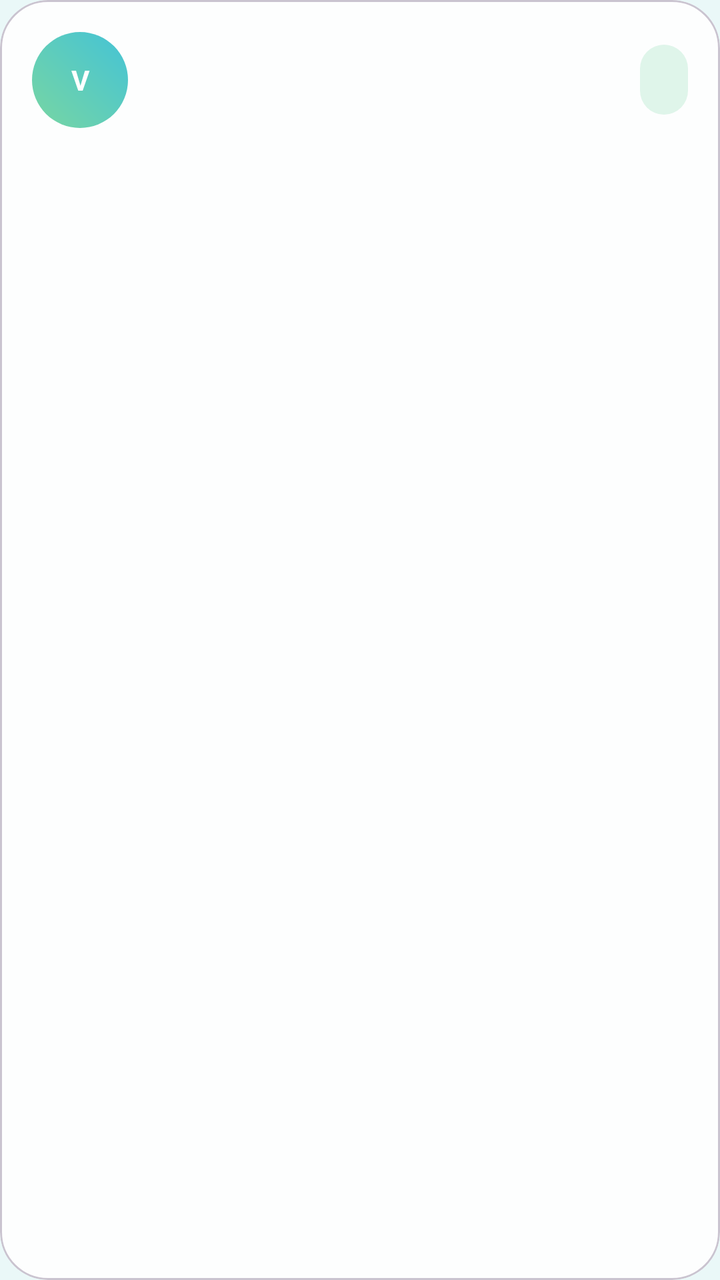
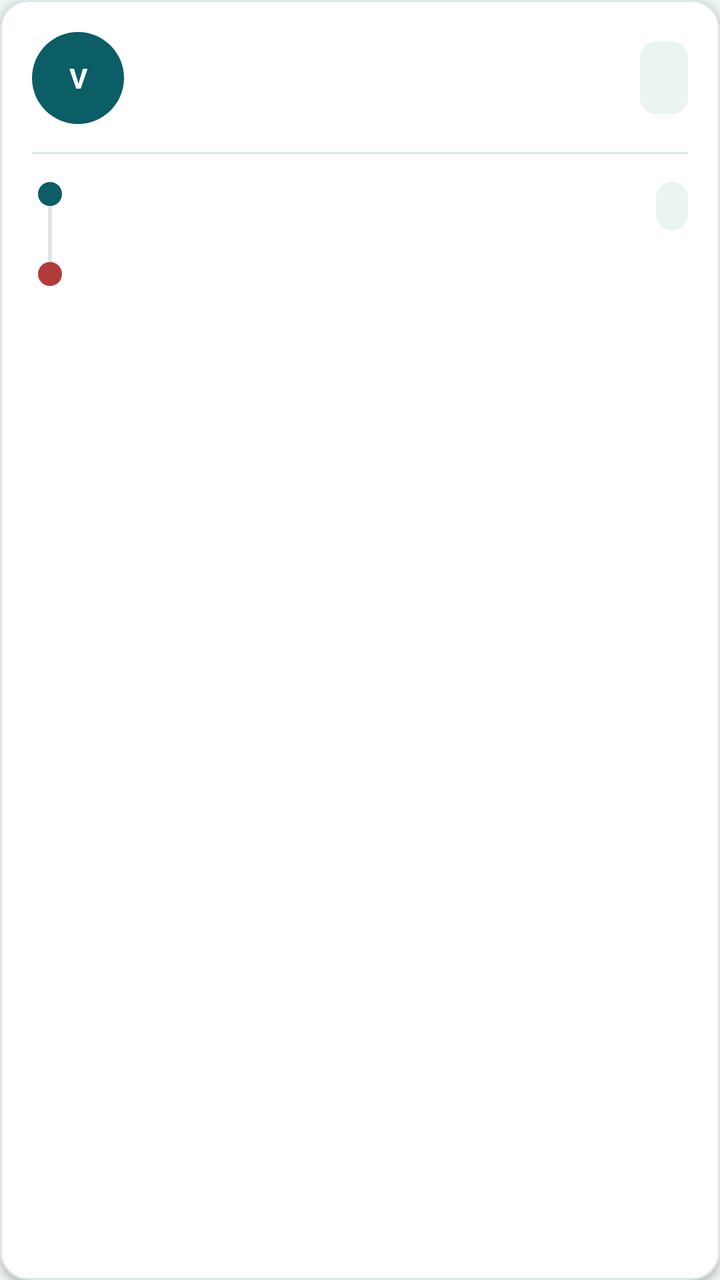

Compare the two renders of this Android layout. The source of the first and the diff that turns it into the second are given below.
<!-- AndroidManifest.xml: application theme Theme.ViBaCar -->
<!-- res/layout/item_viatge.xml -->
<?xml version="1.0" encoding="utf-8"?>
<com.google.android.material.card.MaterialCardView xmlns:android="http://schemas.android.com/apk/res/android"
    xmlns:app="http://schemas.android.com/apk/res-auto"
    android:layout_width="match_parent"
    android:layout_height="wrap_content"
    android:layout_marginBottom="14dp"
    app:cardBackgroundColor="@color/color_targeta"
    app:cardCornerRadius="24dp">

    <LinearLayout
        android:layout_width="match_parent"
        android:layout_height="wrap_content"
        android:orientation="vertical"
        android:padding="16dp">

        <LinearLayout
            android:layout_width="match_parent"
            android:layout_height="wrap_content"
            android:gravity="center_vertical"
            android:orientation="horizontal">

            <FrameLayout
                android:layout_width="48dp"
                android:layout_height="48dp">

                <com.google.android.material.imageview.ShapeableImageView
                    android:id="@+id/imatgeConductor"
                    android:layout_width="match_parent"
                    android:layout_height="match_parent"
                    android:scaleType="centerCrop"
                    android:visibility="gone"
                    app:shapeAppearanceOverlay="@style/FormaAvatarCercle" />

                <TextView
                    android:id="@+id/txtInicialConductor"
                    android:layout_width="match_parent"
                    android:layout_height="match_parent"
                    android:background="@drawable/fons_avatar"
                    android:gravity="center"
                    android:text="V"
                    android:textColor="@color/color_text_clar"
                    android:textStyle="bold" />
            </FrameLayout>

            <LinearLayout
                android:layout_width="0dp"
                android:layout_height="wrap_content"
                android:layout_marginStart="10dp"
                android:layout_weight="1"
                android:orientation="vertical">

                <TextView
                    android:id="@+id/txtNomConductor"
                    android:layout_width="wrap_content"
                    android:layout_height="wrap_content"
                    android:textColor="@color/color_text_principal"
                    android:textStyle="bold" />

                <TextView
                    android:id="@+id/txtValoracio"
                    android:layout_width="wrap_content"
                    android:layout_height="wrap_content"
                    android:textColor="@color/color_text_secundari" />
            </LinearLayout>

            <TextView
                android:id="@+id/txtPreu"
                android:layout_width="wrap_content"
                android:layout_height="wrap_content"
                android:background="@drawable/fons_xip"
                android:paddingHorizontal="12dp"
                android:paddingVertical="8dp"
                android:textColor="@color/color_exit"
                android:textStyle="bold" />
        </LinearLayout>

        <TextView
            android:id="@+id/txtRuta"
            android:layout_width="match_parent"
            android:layout_height="wrap_content"
            android:layout_marginTop="12dp"
            android:textColor="@color/color_text_principal"
            android:textSize="18sp"
            android:textStyle="bold" />

        <TextView
            android:id="@+id/txtHoraris"
            android:layout_width="match_parent"
            android:layout_height="wrap_content"
            android:layout_marginTop="6dp"
            android:textColor="@color/color_text_secundari" />

        <TextView
            android:id="@+id/txtPlaces"
            android:layout_width="match_parent"
            android:layout_height="wrap_content"
            android:layout_marginTop="4dp"
            android:textColor="@color/color_text_secundari" />
    </LinearLayout>

</com.google.android.material.card.MaterialCardView>
<!-- resources referenced by this layout -->
<resources>
  <color name="color_exit">#2E9D63</color>
  <color name="color_targeta">#FDFEFE</color>
  <color name="color_text_clar">#FFFFFF</color>
  <color name="color_text_principal">#17354A</color>
  <color name="color_text_secundari">#547283</color>
  <!-- drawable fons_avatar (drawable) -->
  <?xml version="1.0" encoding="utf-8"?>
  <shape xmlns:android="http://schemas.android.com/apk/res/android" android:shape="oval">
      <gradient
          android:angle="45"
          android:endColor="@color/color_principal"
          android:startColor="@color/color_secundari" />
  </shape>
  <!-- drawable fons_xip (drawable) -->
  <?xml version="1.0" encoding="utf-8"?>
  <shape xmlns:android="http://schemas.android.com/apk/res/android">
      <solid android:color="@color/color_xip" />
      <corners android:radius="18dp" />
  </shape>
  <style name="FormaAvatarCercle" parent="">
          <item name="cornerFamily">rounded</item>
          <item name="cornerSize">50%</item>
      </style>
  <style name="Theme.ViBaCar" parent="Base.Theme.ViBaCar" />
  <color name="color_principal">#44C3D6</color>
  <color name="color_secundari">#78D6A2</color>
  <color name="color_xip">#DFF5EA</color>
  <style name="Base.Theme.ViBaCar" parent="Theme.Material3.Light.NoActionBar">
          <item name="colorPrimary">@color/color_principal</item>
          <item name="colorOnPrimary">@color/color_text_clar</item>
          <item name="colorSecondary">@color/color_secundari</item>
          <item name="android:statusBarColor">@android:color/transparent</item>
          <item name="android:navigationBarColor">@color/color_fons</item>
          <item name="android:windowLightStatusBar">true</item>
          <item name="android:windowBackground">@color/color_fons</item>
      </style>
  <color name="color_fons">#EAF8F8</color>
</resources>

<!-- the commit's change to res/layout/item_viatge.xml (unified diff, before → after) -->
@@ -3,9 +3,12 @@
     xmlns:app="http://schemas.android.com/apk/res-auto"
     android:layout_width="match_parent"
     android:layout_height="wrap_content"
-    android:layout_marginBottom="14dp"
+    android:layout_marginBottom="12dp"
     app:cardBackgroundColor="@color/color_targeta"
-    app:cardCornerRadius="24dp">
+    app:cardCornerRadius="14dp"
+    app:cardElevation="2dp"
+    app:strokeColor="@color/color_linia"
+    app:strokeWidth="1dp">
 
     <LinearLayout
         android:layout_width="match_parent"
@@ -20,8 +23,8 @@
             android:orientation="horizontal">
 
             <FrameLayout
-                android:layout_width="48dp"
-                android:layout_height="48dp">
+                android:layout_width="46dp"
+                android:layout_height="46dp">
 
                 <com.google.android.material.imageview.ShapeableImageView
                     android:id="@+id/imatgeConductor"
@@ -45,7 +48,7 @@
             <LinearLayout
                 android:layout_width="0dp"
                 android:layout_height="wrap_content"
-                android:layout_marginStart="10dp"
+                android:layout_marginStart="12dp"
                 android:layout_weight="1"
                 android:orientation="vertical">
 
@@ -60,7 +63,9 @@
                     android:id="@+id/txtValoracio"
                     android:layout_width="wrap_content"
                     android:layout_height="wrap_content"
-                    android:textColor="@color/color_text_secundari" />
+                    android:layout_marginTop="2dp"
+                    android:textColor="@color/color_text_secundari"
+                    android:textSize="13sp" />
             </LinearLayout>
 
             <TextView
@@ -70,32 +75,120 @@
                 android:background="@drawable/fons_xip"
                 android:paddingHorizontal="12dp"
                 android:paddingVertical="8dp"
-                android:textColor="@color/color_exit"
+                android:textColor="@color/color_principal"
+                android:textSize="15sp"
                 android:textStyle="bold" />
         </LinearLayout>
 
-        <TextView
-            android:id="@+id/txtRuta"
+        <View
+            android:layout_width="match_parent"
+            android:layout_height="1dp"
+            android:layout_marginTop="14dp"
+            android:layout_marginBottom="14dp"
+            android:background="@color/color_linia" />
+
+        <LinearLayout
+            android:layout_width="match_parent"
+            android:layout_height="wrap_content"
+            android:orientation="horizontal">
+
+            <LinearLayout
+                android:layout_width="18dp"
+                android:layout_height="wrap_content"
+                android:gravity="center_horizontal"
+                android:orientation="vertical">
+
+                <View
+                    android:layout_width="12dp"
+                    android:layout_height="12dp"
+                    android:background="@drawable/fons_xip"
+                    android:backgroundTint="@color/color_principal" />
+
+                <View
+                    android:layout_width="2dp"
+                    android:layout_height="28dp"
+                    android:layout_gravity="center_horizontal"
+                    android:background="@color/color_linia" />
+
+                <View
+                    android:layout_width="12dp"
+                    android:layout_height="12dp"
+                    android:background="@drawable/fons_xip"
+                    android:backgroundTint="@color/color_error" />
+            </LinearLayout>
+
+            <LinearLayout
+                android:layout_width="0dp"
+                android:layout_height="wrap_content"
+                android:layout_marginStart="14dp"
+                android:layout_weight="1"
+                android:orientation="vertical">
+
+                <TextView
+                    android:id="@+id/txtOrigen"
+                    android:layout_width="match_parent"
+                    android:layout_height="wrap_content"
+                    android:ellipsize="end"
+                    android:maxLines="1"
+                    android:textColor="@color/color_text_principal"
+                    android:textSize="15sp"
+                    android:textStyle="bold" />
+
+                <TextView
+                    android:id="@+id/txtDesti"
+                    android:layout_width="match_parent"
+                    android:layout_height="wrap_content"
+                    android:layout_marginTop="18dp"
+                    android:ellipsize="end"
+                    android:maxLines="1"
+                    android:textColor="@color/color_text_principal"
+                    android:textSize="15sp"
+                    android:textStyle="bold" />
+            </LinearLayout>
+
+            <LinearLayout
+                android:layout_width="wrap_content"
+                android:layout_height="wrap_content"
+                android:layout_marginStart="8dp"
+                android:gravity="end|center_vertical"
+                android:orientation="vertical">
+
+                <TextView
+                    android:id="@+id/txtData"
+                    android:layout_width="wrap_content"
+                    android:layout_height="wrap_content"
+                    android:background="@drawable/fons_xip"
+                    android:paddingHorizontal="8dp"
+                    android:paddingVertical="4dp"
+                    android:textColor="@color/color_text_secundari"
+                    android:textSize="12sp" />
+
+                <TextView
+                    android:id="@+id/txtHoraris"
+                    android:layout_width="wrap_content"
+                    android:layout_height="wrap_content"
+                    android:layout_marginTop="10dp"
+                    android:gravity="end"
+                    android:textColor="@color/color_text_secundari"
+                    android:textSize="12sp" />
+            </LinearLayout>
+        </LinearLayout>
+
+        <LinearLayout
             android:layout_width="match_parent"
             android:layout_height="wrap_content"
             android:layout_marginTop="12dp"
-            android:textColor="@color/color_text_principal"
-            android:textSize="18sp"
-            android:textStyle="bold" />
+            android:gravity="center_vertical"
+            android:orientation="horizontal">
 
-        <TextView
-            android:id="@+id/txtHoraris"
-            android:layout_width="match_parent"
-            android:layout_height="wrap_content"
-            android:layout_marginTop="6dp"
-            android:textColor="@color/color_text_secundari" />
-
-        <TextView
-            android:id="@+id/txtPlaces"
-            android:layout_width="match_parent"
-            android:layout_height="wrap_content"
-            android:layout_marginTop="4dp"
-            android:textColor="@color/color_text_secundari" />
+            <TextView
+                android:id="@+id/txtPlaces"
+                android:layout_width="0dp"
+                android:layout_height="wrap_content"
+                android:layout_weight="1"
+                android:textColor="@color/color_text_secundari"
+                android:textSize="13sp" />
+        </LinearLayout>
     </LinearLayout>
 
 </com.google.android.material.card.MaterialCardView>
<!-- resource entries referenced after the edit -->
@@ -1,32 +1,30 @@
 <!-- resources referenced by this layout -->
 <resources>
-  <color name="color_exit">#2E9D63</color>
-  <color name="color_targeta">#FDFEFE</color>
+  <color name="color_error">#B23B3B</color>
+  <color name="color_linia">#DDE5E8</color>
+  <color name="color_targeta">#FFFFFF</color>
   <color name="color_text_clar">#FFFFFF</color>
-  <color name="color_text_principal">#17354A</color>
-  <color name="color_text_secundari">#547283</color>
+  <color name="color_text_principal">#14212B</color>
+  <color name="color_text_secundari">#63727C</color>
   <!-- drawable fons_avatar (drawable) -->
   <?xml version="1.0" encoding="utf-8"?>
   <shape xmlns:android="http://schemas.android.com/apk/res/android" android:shape="oval">
-      <gradient
-          android:angle="45"
-          android:endColor="@color/color_principal"
-          android:startColor="@color/color_secundari" />
+      <solid android:color="@color/color_principal" />
   </shape>
   <!-- drawable fons_xip (drawable) -->
   <?xml version="1.0" encoding="utf-8"?>
   <shape xmlns:android="http://schemas.android.com/apk/res/android">
       <solid android:color="@color/color_xip" />
-      <corners android:radius="18dp" />
+      <corners android:radius="8dp" />
   </shape>
   <style name="FormaAvatarCercle" parent="">
           <item name="cornerFamily">rounded</item>
           <item name="cornerSize">50%</item>
       </style>
   <style name="Theme.ViBaCar" parent="Base.Theme.ViBaCar" />
-  <color name="color_principal">#44C3D6</color>
-  <color name="color_secundari">#78D6A2</color>
-  <color name="color_xip">#DFF5EA</color>
+  <color name="color_principal">#0B5D66</color>
+  <color name="color_secundari">#2F8F67</color>
+  <color name="color_xip">#EAF4F0</color>
   <style name="Base.Theme.ViBaCar" parent="Theme.Material3.Light.NoActionBar">
           <item name="colorPrimary">@color/color_principal</item>
           <item name="colorOnPrimary">@color/color_text_clar</item>
@@ -36,6 +34,6 @@
           <item name="android:windowLightStatusBar">true</item>
           <item name="android:windowBackground">@color/color_fons</item>
       </style>
-  <color name="color_fons">#EAF8F8</color>
+  <color name="color_fons">#EEF3F4</color>
 </resources>
 
